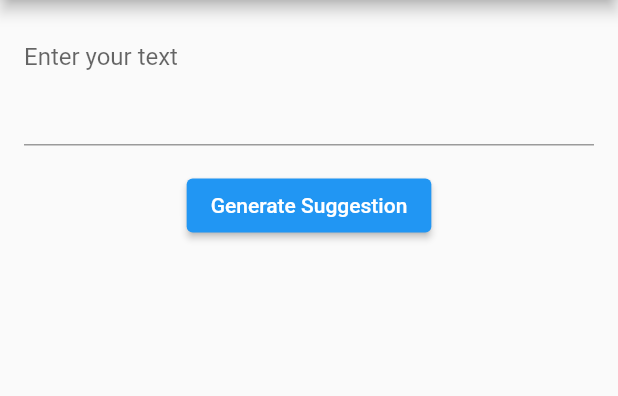
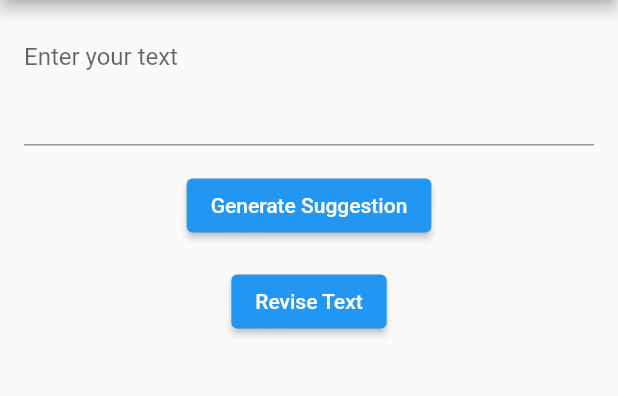
Before and after one commit to terisuke/chat_suggestion, a Flutter app: the screen it shows after launch, on a phone screen of 412 x 824 dp, the part 84-480 px from its top. Run offline on Flutter 3.47's test engine with Material 2 defaults, Android fonts, the light colour scheme and no system bars; our stand-ins replace flutter_dotenv.

Commit message:
create revise

```diff
--- a/lib/suggestion_page.dart
+++ b/lib/suggestion_page.dart
@@ -43,6 +43,17 @@ class _TweetSuggestionPageState extends State<TweetSuggestionPage> {
                 child: Text('Generate Suggestion'),
               ),
               SizedBox(height: 16),
+              ElevatedButton(
+                onPressed: () async {
+                  final revisedText =
+                      await chatAPI.requestRevisionAPI(_controller.text);
+                  setState(() {
+                    suggestionText = revisedText;
+                  });
+                },
+                child: Text('Revise Text'),
+              ),
+              SizedBox(height: 16),
               if (suggestionText != null)
                 GestureDetector(
                   onTap: () {
@@ -51,9 +62,10 @@ class _TweetSuggestionPageState extends State<TweetSuggestionPage> {
                   child: Text(
                     suggestionText!,
                     style: TextStyle(
-                        fontSize: 16,
-                        fontWeight: FontWeight.bold,
-                        color: Colors.blue), // テキストカラーを変更してクリック可能であることを示します
+                      fontSize: 16,
+                      fontWeight: FontWeight.bold,
+                      color: Colors.blue,
+                    ),
                   ),
                 ),
             ],
```
Also changed, not shown: lib/chat_api.dart (+51 -1 lines).
